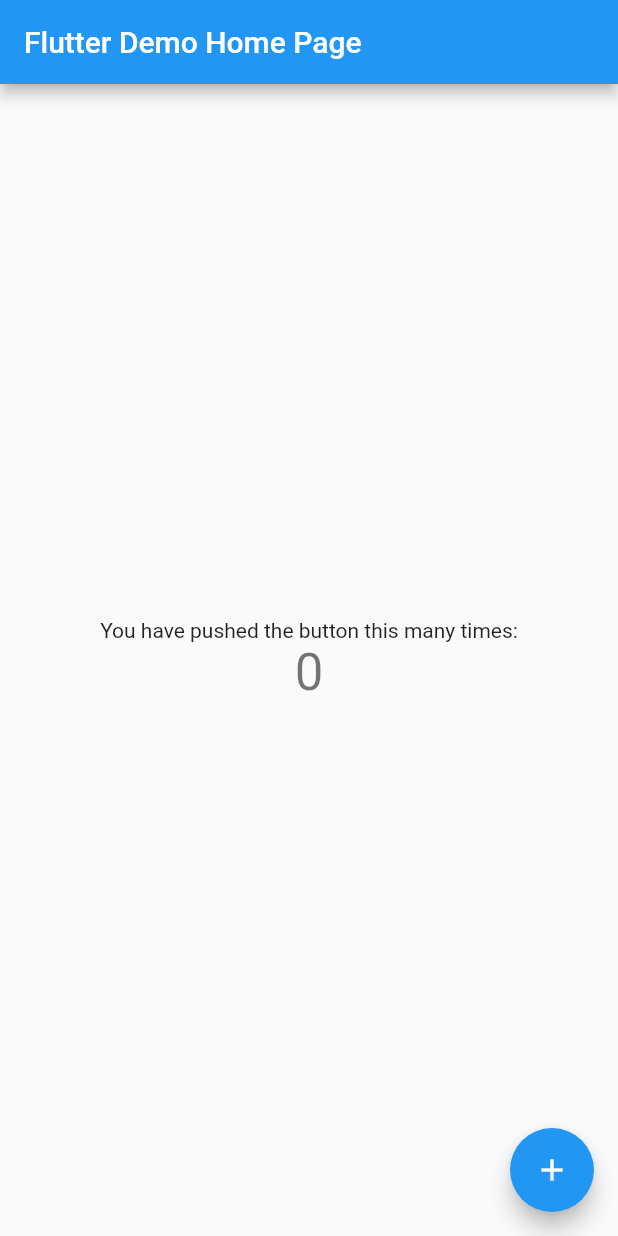
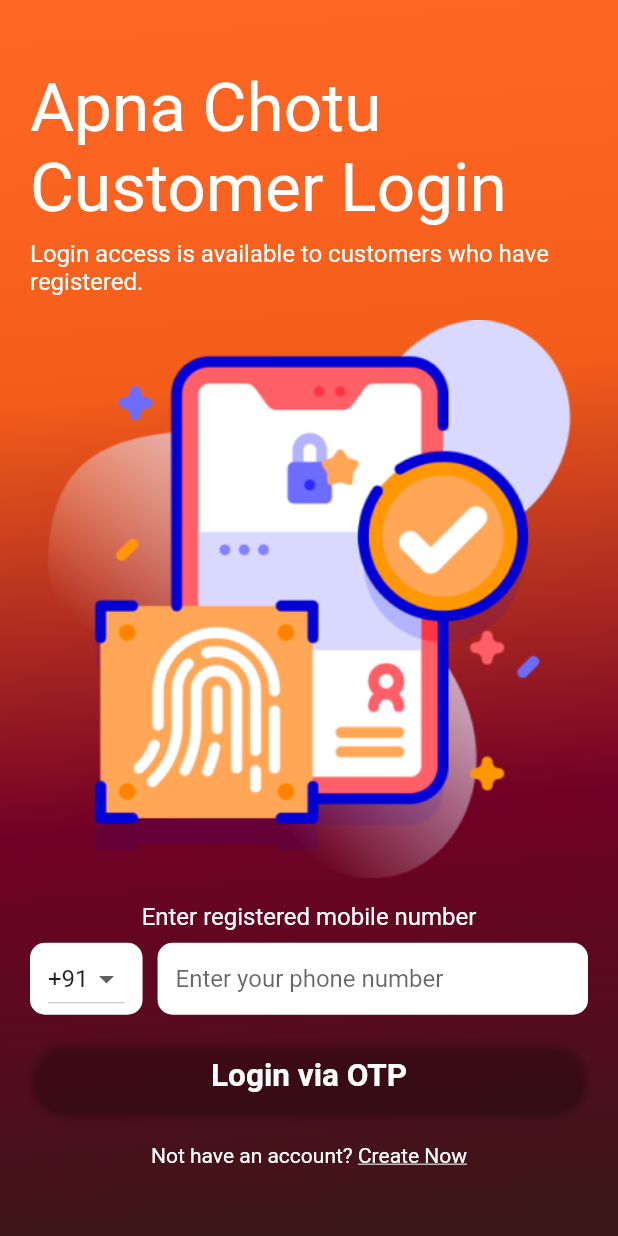
Before and after one commit to ChandraChaan/apna_chotu_app, a Flutter app: the screen it shows after launch, on a phone screen of 412 x 824 dp. Run offline on Flutter 3.47's test engine with Material 2 defaults, Android fonts, the phone set to English and light mode, and no system bars.

Commit message:
login screen

```diff
--- /dev/null
+++ b/lib/login.dart
@@ -0,0 +1,157 @@
+import 'package:flutter/material.dart';
+
+class LoginScreen extends StatefulWidget {
+  const LoginScreen({super.key});
+
+  @override
+  State<LoginScreen> createState() => _LoginScreenState();
+}
+
+class _LoginScreenState extends State<LoginScreen> {
+  List<String> countryCodes = ['+1', '+44', '+91', '+86'];
+  String selectedCountryCode = '+91';
+  TextEditingController phoneNumberController = TextEditingController();
+
+  @override
+  Widget build(BuildContext context) {
+    return Scaffold(
+      body: Container(
+        width: double.infinity,
+        height: double.infinity,
+        decoration: const BoxDecoration(
+          gradient: LinearGradient(
+            colors: [
+              Color(0xFF3A1717),
+              Color(0xFF720026),
+              Color(0xFFF35D1A),
+              Color(0xFFFF6724),
+            ],
+            stops: [0, 0.3438, 0.6927, 1],
+            begin: Alignment.topCenter,
+            end: Alignment.bottomCenter,
+            transform: GradientRotation(3.06),
+          ),
+        ),
+        child: Padding(
+          padding: const EdgeInsets.all(20.0),
+          child: Column(
+            mainAxisAlignment: MainAxisAlignment.center,
+            crossAxisAlignment: CrossAxisAlignment.center,
+            children: [
+              Text(
+                'Apna Chotu Customer Login',
+                style: Theme.of(context).textTheme.displaySmall?.copyWith(
+                    color: Colors.white, fontWeight: FontWeight.w400),
+              ),
+              const SizedBox(height: 8),
+              Text(
+                'Login access is available to customers who have registered.',
+                style: Theme.of(context).textTheme.subtitle1?.copyWith(
+                    color: Colors.white,
+                    fontSize: 16,
+                    fontWeight: FontWeight.w400),
+              ),
+              const SizedBox(height: 16),
+              Image.asset('assets/images/fingerprint.png'),
+              const SizedBox(height: 16),
+              Text(
+                'Enter registered mobile number',
+                style: Theme.of(context).textTheme.subtitle1?.copyWith(
+                    color: Colors.white,
+                    fontSize: 16,
+                    fontWeight: FontWeight.w400),
+              ),
+              const SizedBox(height: 8),
+              Row(
+                children: [
+                  Container(
+                    decoration: BoxDecoration(
+                      color: Colors.white,
+                      borderRadius: BorderRadius.circular(10),
+                    ),
+                    padding: const EdgeInsets.symmetric(horizontal: 12),
+                    child: DropdownButton<String>(
+                      value: selectedCountryCode,
+                      onChanged: (newValue) {
+                        setState(() {
+                          selectedCountryCode = newValue!;
+                        });
+                      },
+                      items: countryCodes.map((code) {
+                        return DropdownMenuItem<String>(
+                          value: code,
+                          child: Text(code),
+                        );
+                      }).toList(),
+                    ),
+                  ),
+                  const SizedBox(width: 10),
+                  Expanded(
+                    child: Container(
+                      decoration: BoxDecoration(
+                        color: Colors.white,
+                        borderRadius: BorderRadius.circular(10),
+                      ),
+                      child: TextFormField(
+                        controller: phoneNumberController,
+                        keyboardType: TextInputType.phone,
+                        decoration: InputDecoration(
+                          hintText: 'Enter your phone number',
+                          border: InputBorder.none,
+                          contentPadding: const EdgeInsets.all(12),
+                        ),
+                      ),
+                    ),
+                  ),
+                ],
+              ),
+              const SizedBox(height: 16),
+              SizedBox(
+                width: double.infinity,
+                height: 50,
+                child: ElevatedButton(
+                  onPressed: () {},
+                  style: ElevatedButton.styleFrom(
+                    shape: const StadiumBorder(),
+                    backgroundColor: const Color(0xFF6724),
+                  ),
+                  child: Text(
+                    'Login via OTP',
+                    style: Theme.of(context).textTheme.subtitle1?.copyWith(
+                        color: Colors.white,
+                        fontSize: 21,
+                        fontWeight: FontWeight.w700),
+                  ),
+                ),
+              ),
+              const SizedBox(height: 20),
+              Row(
+                mainAxisAlignment: MainAxisAlignment.center,
+                children: [
+                  const Text(
+                    'Not have an account? ',
+                    style: TextStyle(
+                      color: Colors.white,
+                    ),
+                  ),
+                  GestureDetector(
+                    onTap: () {
+                      // Handle create account action here
+                    },
+                    child: const Text(
+                      'Create Now',
+                      style: TextStyle(
+                        color: Colors.white,
+                        decoration: TextDecoration.underline,
+                      ),
+                    ),
+                  ),
+                ],
+              ),
+            ],
+          ),
+        ),
+      ),
+    );
+  }
+}
--- a/lib/main.dart
+++ b/lib/main.dart
@@ -1,4 +1,6 @@
 import 'package:flutter/material.dart';
+
+import 'login.dart';
 
 void main() {
   runApp(const MyApp());
@@ -7,109 +9,14 @@ void main() {
 class MyApp extends StatelessWidget {
   const MyApp({super.key});
 
-  // This widget is the root of your application.
   @override
   Widget build(BuildContext context) {
     return MaterialApp(
-      title: 'Flutter Demo',
+      title: 'Apna Chotu app',
       theme: ThemeData(
-        // This is the theme of your application.
-        //
-        // Try running your application with "flutter run". You'll see the
-        // application has a blue toolbar. Then, without quitting the app, try
-        // changing the primarySwatch below to Colors.green and then invoke
-        // "hot reload" (press "r" in the console where you ran "flutter run",
-        // or simply save your changes to "hot reload" in a Flutter IDE).
-        // Notice that the counter didn't reset back to zero; the application
-        // is not restarted.
-        primarySwatch: Colors.blue,
+        primarySwatch: Colors.green,
       ),
-      home: const MyHomePage(title: 'Flutter Demo Home Page'),
+      home: const LoginScreen(),
     );
   }
 }
-
-class MyHomePage extends StatefulWidget {
-  const MyHomePage({super.key, required this.title});
-
-  // This widget is the home page of your application. It is stateful, meaning
-  // that it has a State object (defined below) that contains fields that affect
-  // how it looks.
-
-  // This class is the configuration for the state. It holds the values (in this
-  // case the title) provided by the parent (in this case the App widget) and
-  // used by the build method of the State. Fields in a Widget subclass are
-  // always marked "final".
-
-  final String title;
-
-  @override
-  State<MyHomePage> createState() => _MyHomePageState();
-}
-
-class _MyHomePageState extends State<MyHomePage> {
-  int _counter = 0;
-
-  void _incrementCounter() {
-    setState(() {
-      // This call to setState tells the Flutter framework that something has
-      // changed in this State, which causes it to rerun the build method below
-      // so that the display can reflect the updated values. If we changed
-      // _counter without calling setState(), then the build method would not be
-      // called again, and so nothing would appear to happen.
-      _counter++;
-    });
-  }
-
-  @override
-  Widget build(BuildContext context) {
-    // This method is rerun every time setState is called, for instance as done
-    // by the _incrementCounter method above.
-    //
-    // The Flutter framework has been optimized to make rerunning build methods
-    // fast, so that you can just rebuild anything that needs updating rather
-    // than having to individually change instances of widgets.
-    return Scaffold(
-      appBar: AppBar(
-        // Here we take the value from the MyHomePage object that was created by
-        // the App.build method, and use it to set our appbar title.
-        title: Text(widget.title),
-      ),
-      body: Center(
-        // Center is a layout widget. It takes a single child and positions it
-        // in the middle of the parent.
-        child: Column(
-          // Column is also a layout widget. It takes a list of children and
-          // arranges them vertically. By default, it sizes itself to fit its
-          // children horizontally, and tries to be as tall as its parent.
-          //
-          // Invoke "debug painting" (press "p" in the console, choose the
-          // "Toggle Debug Paint" action from the Flutter Inspector in Android
-          // Studio, or the "Toggle Debug Paint" command in Visual Studio Code)
-          // to see the wireframe for each widget.
-          //
-          // Column has various properties to control how it sizes itself and
-          // how it positions its children. Here we use mainAxisAlignment to
-          // center the children vertically; the main axis here is the vertical
-          // axis because Columns are vertical (the cross axis would be
-          // horizontal).
-          mainAxisAlignment: MainAxisAlignment.center,
-          children: <Widget>[
-            const Text(
-              'You have pushed the button this many times:',
-            ),
-            Text(
-              '$_counter',
-              style: Theme.of(context).textTheme.headline4,
-            ),
-          ],
-        ),
-      ),
-      floatingActionButton: FloatingActionButton(
-        onPressed: _incrementCounter,
-        tooltip: 'Increment',
-        child: const Icon(Icons.add),
-      ), // This trailing comma makes auto-formatting nicer for build methods.
-    );
-  }
-}
--- a/pubspec.yaml
+++ b/pubspec.yaml
@@ -60,8 +60,8 @@ flutter:
   uses-material-design: true
 
   # To add assets to your application, add an assets section, like this:
-  # assets:
-  #   - images/a_dot_burr.jpeg
+  assets:
+    - assets/images/
   #   - images/a_dot_ham.jpeg
 
   # An image asset can refer to one or more resolution-specific "variants", see
```
Also changed, not shown: assets/images/fingerprint.png (added).
